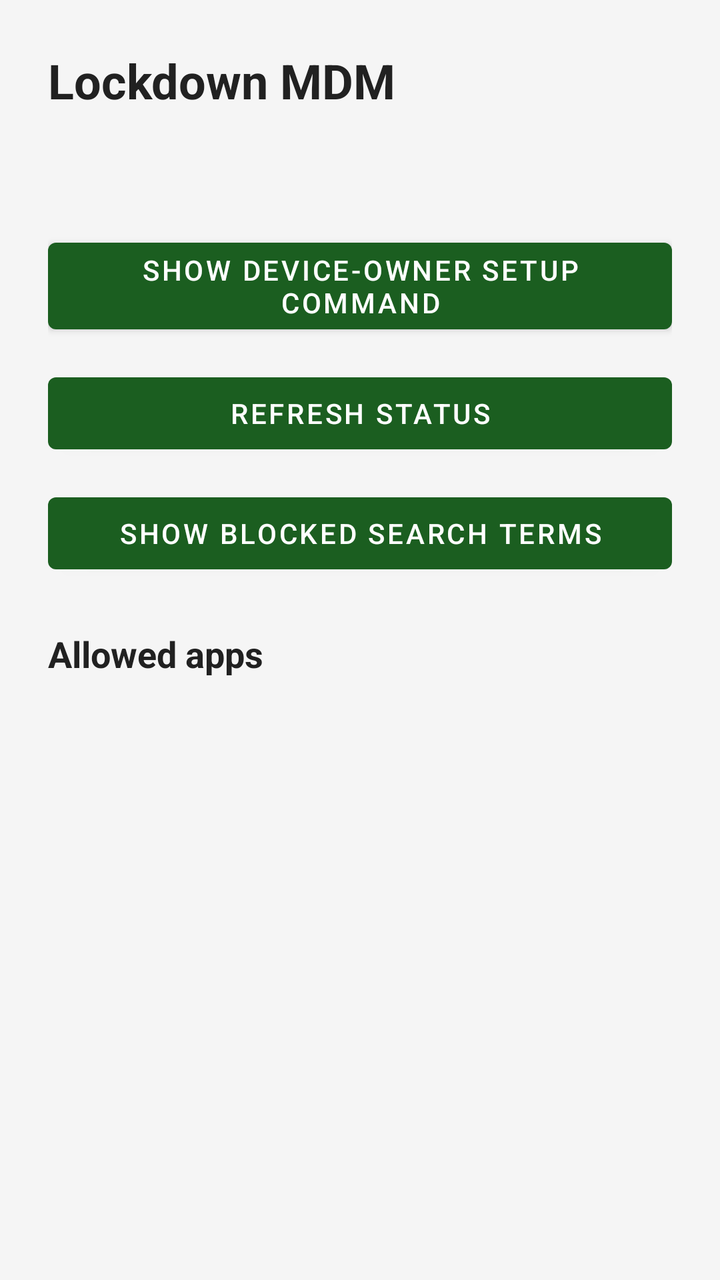
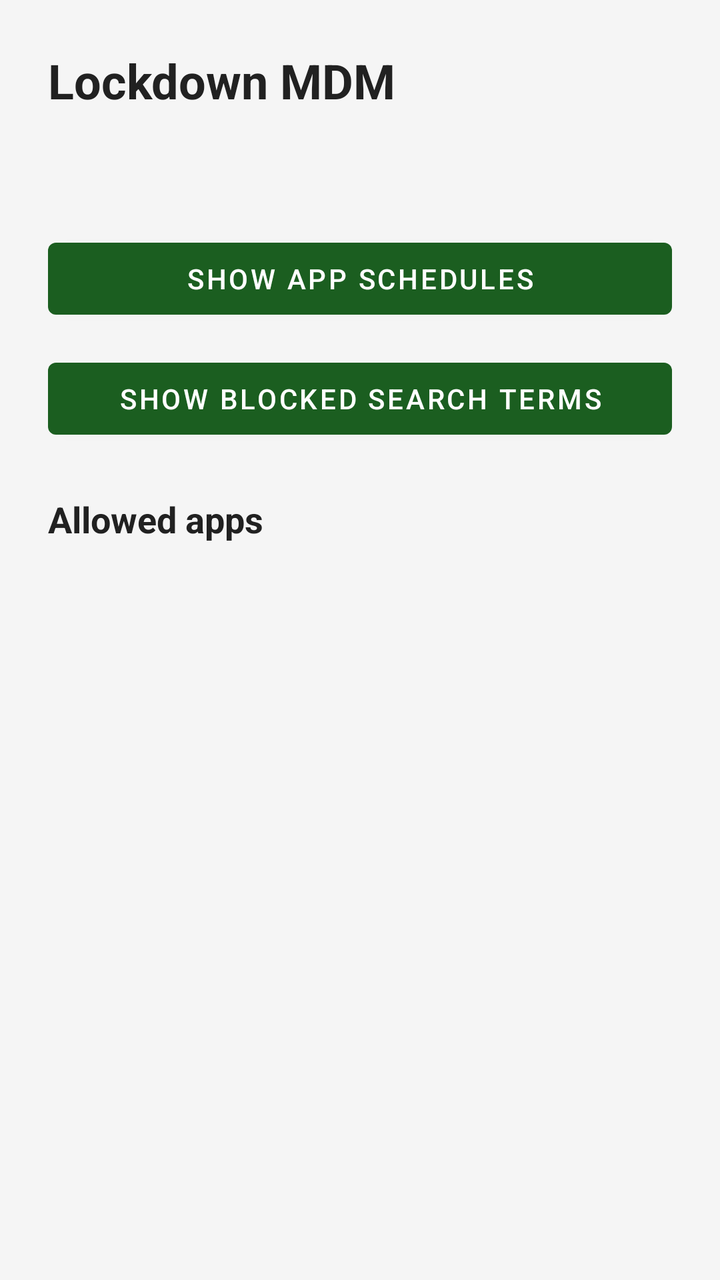

An Android layout rendered at two revisions. The XML below is the earlier revision; the diff shows what the commit changed to produce the second picture.
<!-- AndroidManifest.xml: application theme Theme.LockdownMdm -->
<!-- res/layout/activity_main.xml -->
<?xml version="1.0" encoding="utf-8"?>
<ScrollView xmlns:android="http://schemas.android.com/apk/res/android"
    android:layout_width="match_parent"
    android:layout_height="match_parent"
    android:fillViewport="true">

    <LinearLayout
        android:layout_width="match_parent"
        android:layout_height="wrap_content"
        android:orientation="vertical"
        android:padding="24dp">

        <TextView
            android:id="@+id/titleText"
            android:layout_width="wrap_content"
            android:layout_height="wrap_content"
            android:text="@string/app_name"
            android:textColor="@color/text_primary"
            android:textSize="24sp"
            android:textStyle="bold" />

        <TextView
            android:id="@+id/statusText"
            android:layout_width="match_parent"
            android:layout_height="wrap_content"
            android:layout_marginTop="16dp"
            android:fontFamily="monospace"
            android:textColor="@color/text_primary"
            android:textSize="14sp" />

        <com.google.android.material.button.MaterialButton
            android:id="@+id/setupButton"
            android:layout_width="match_parent"
            android:layout_height="wrap_content"
            android:layout_marginTop="24dp"
            android:text="Show device-owner setup command" />

        <com.google.android.material.button.MaterialButton
            android:id="@+id/refreshButton"
            android:layout_width="match_parent"
            android:layout_height="wrap_content"
            android:layout_marginTop="12dp"
            android:text="Refresh status" />

        <com.google.android.material.button.MaterialButton
            android:id="@+id/blockedTermsButton"
            android:layout_width="match_parent"
            android:layout_height="wrap_content"
            android:layout_marginTop="12dp"
            android:text="Show blocked search terms" />

        <TextView
            android:id="@+id/allowlistTitle"
            android:layout_width="wrap_content"
            android:layout_height="wrap_content"
            android:layout_marginTop="24dp"
            android:text="Allowed apps"
            android:textColor="@color/text_primary"
            android:textSize="18sp"
            android:textStyle="bold" />

        
        <LinearLayout
            android:id="@+id/allowlistContainer"
            android:layout_width="match_parent"
            android:layout_height="wrap_content"
            android:layout_marginTop="8dp"
            android:orientation="vertical" />

    </LinearLayout>
</ScrollView>
<!-- resources referenced by this layout -->
<resources>
  <color name="text_primary">#212121</color>
  <string name="app_name">Lockdown MDM</string>
  <style name="Theme.LockdownMdm" parent="Theme.MaterialComponents.DayNight.NoActionBar">
          <item name="colorPrimary">@color/primary</item>
          <item name="colorPrimaryDark">@color/primary_dark</item>
          <item name="colorAccent">@color/accent</item>
          <item name="android:windowBackground">@color/background</item>
      </style>
  <color name="primary">#1B5E20</color>
  <color name="primary_dark">#0D3311</color>
  <color name="accent">#2E7D32</color>
  <color name="background">#F5F5F5</color>
</resources>

<!-- the commit's change to res/layout/activity_main.xml (unified diff, before → after) -->
@@ -28,26 +28,27 @@
             android:textColor="@color/text_primary"
             android:textSize="14sp" />
 
-        <com.google.android.material.button.MaterialButton
-            android:id="@+id/setupButton"
-            android:layout_width="match_parent"
-            android:layout_height="wrap_content"
-            android:layout_marginTop="24dp"
-            android:text="Show device-owner setup command" />
-
-        <com.google.android.material.button.MaterialButton
-            android:id="@+id/refreshButton"
+        
+        <LinearLayout
             android:layout_width="match_parent"
             android:layout_height="wrap_content"
             android:layout_marginTop="12dp"
-            android:text="Refresh status" />
+            android:orientation="vertical">
 
-        <com.google.android.material.button.MaterialButton
-            android:id="@+id/blockedTermsButton"
-            android:layout_width="match_parent"
-            android:layout_height="wrap_content"
-            android:layout_marginTop="12dp"
-            android:text="Show blocked search terms" />
+            <com.google.android.material.button.MaterialButton
+                android:id="@+id/schedulesButton"
+                android:layout_width="match_parent"
+                android:layout_height="wrap_content"
+                android:layout_marginTop="12dp"
+                android:text="Show app schedules" />
+
+            <com.google.android.material.button.MaterialButton
+                android:id="@+id/blockedTermsButton"
+                android:layout_width="match_parent"
+                android:layout_height="wrap_content"
+                android:layout_marginTop="12dp"
+                android:text="Show blocked search terms" />
+        </LinearLayout>
 
         <TextView
             android:id="@+id/allowlistTitle"
